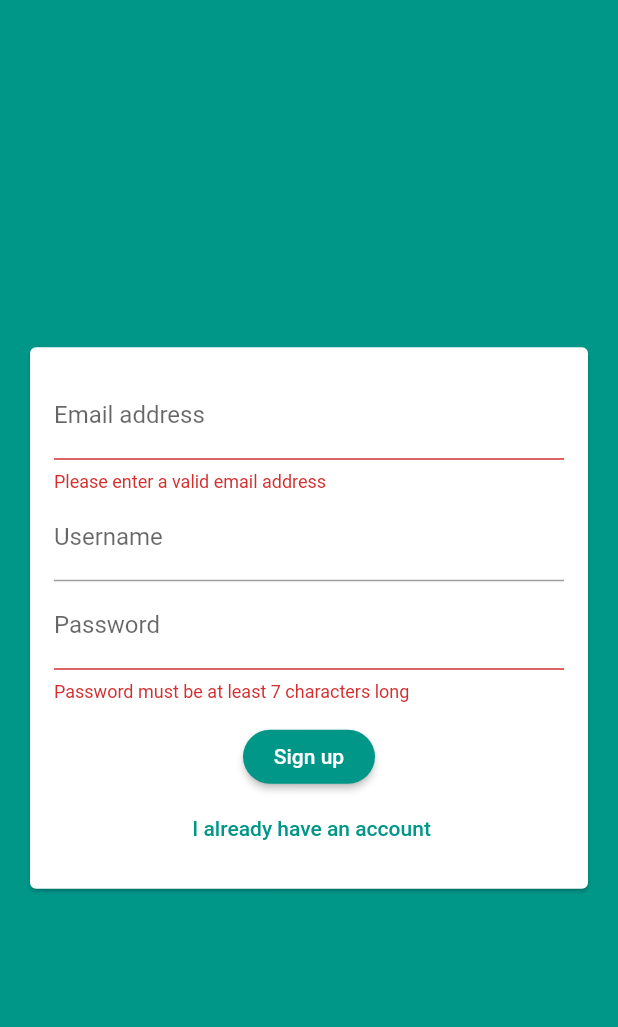
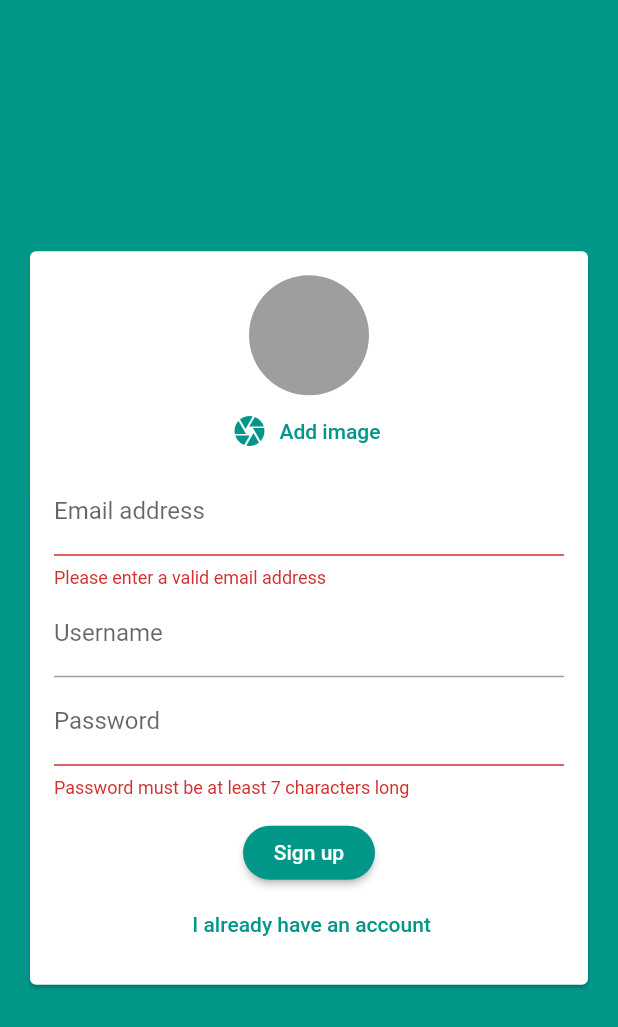
Before and after one commit to Muhammadsaid22/chat_app, a Flutter app: the screen it shows after launch, after a tap on "Login", after a tap on "Create new account", on a phone screen of 412 x 824 dp. Shown: the top 1027 px of the screen. Run offline on Flutter 3.47's test engine with Material 2 defaults, Android fonts, the phone set to English and light mode, and no system bars; our stand-ins replace cloud_firestore, firebase_auth, firebase_core, image_picker; accounts and stored records are empty.

Commit message:
image picker added

```diff
--- a/lib/widgets/auth/auth_form.dart
+++ b/lib/widgets/auth/auth_form.dart
@@ -1,3 +1,4 @@
+import 'package:chat_app/widgets/pickers/user_image_picker.dart';
 import 'package:flutter/material.dart';
 
 class AuthForm extends StatefulWidget {
@@ -47,6 +48,7 @@ class _AuthFormState extends State<AuthForm> {
               child: Column(
                 mainAxisSize: MainAxisSize.min,
                 children: [
+                  if(!_isLogin) UserImagePicker(),
                   TextFormField(
                     key: ValueKey('email'),
                     keyboardType: TextInputType.emailAddress,
--- a/lib/widgets/chat/new_message.dart
+++ b/lib/widgets/chat/new_message.dart
@@ -15,12 +15,12 @@ class _NewMessageState extends State<NewMessage> {
 
   void _sendMessage() async {
     FocusScope.of(context).unfocus();
-    final user = await FirebaseAuth.instance.currentUser;
+    final User? user = await FirebaseAuth.instance.currentUser;
     final userData = await FirebaseFirestore.instance.collection('users').doc(user!.uid).get();
     FirebaseFirestore.instance.collection('chat').add({
       'text': _enteredMessage,
       'createdAt': Timestamp.now(),
-      'userId': user!.uid,
+      'userId': user.uid,
       'username': userData['username'],
     });
     _controller.clear();
--- /dev/null
+++ b/lib/widgets/pickers/user_image_picker.dart
@@ -0,0 +1,42 @@
+import 'dart:io';
+
+import 'package:flutter/material.dart';
+import 'package:image_picker/image_picker.dart';
+
+class UserImagePicker extends StatefulWidget {
+  const UserImagePicker({Key? key}) : super(key: key);
+
+  @override
+  _UserImagePickerState createState() => _UserImagePickerState();
+}
+
+class _UserImagePickerState extends State<UserImagePicker> {
+  File? _pickedImage;
+  final ImagePicker _picker = ImagePicker();
+
+  void _pickImage() {
+    final pickedImageFile = _picker.pickImage(source: ImageSource.camera);
+    setState(() {
+      _pickedImage = pickedImageFile as File;
+    });
+  }
+
+  @override
+  Widget build(BuildContext context) {
+    return Column(
+      children: [
+        CircleAvatar(
+          radius: 40,
+          backgroundColor: Colors.grey,
+          backgroundImage: _pickedImage != null ? FileImage(_pickedImage!) : null,
+        ),
+        FlatButton.icon(
+          textColor: Theme.of(context).primaryColor,
+          icon: Icon(Icons.camera),
+          label: Text('Add image'),
+          onPressed: () {},
+        )
+      ],
+    );
+  }
+}
--- a/pubspec.yaml
+++ b/pubspec.yaml
@@ -37,6 +37,7 @@ dependencies:
   cloud_firestore: ^2.5.4
   firebase_core: ^1.10.0
   firebase_auth: ^3.2.0
+  image_picker: ^0.8.4+4
 
 dev_dependencies:
   flutter_test:
```
Also changed, not shown: pubspec.lock.
